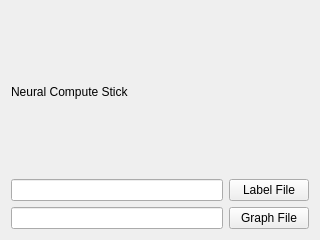
Before: the Qt Designer form widget.ui in annotatorproject/annotatorplugin_ncs, drawn with Qt 5.
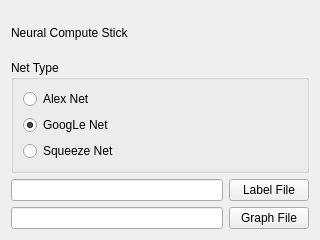
After: the same form once the commit is applied.

Commit message: added buttons for alexnet, googlenet, squeezenet

```diff
--- a/widget.ui
+++ b/widget.ui
@@ -14,33 +14,66 @@
    <string>Form</string>
   </property>
   <layout class="QGridLayout" name="gridLayout">
-   <item row="1" column="0">
-    <widget class="QLabel" name="label">
-     <property name="text">
-      <string>Neural Compute Stick</string>
-     </property>
-    </widget>
-   </item>
-   <item row="3" column="0">
+   <item row="4" column="0">
     <widget class="QLineEdit" name="graphLineEdit"/>
    </item>
-   <item row="3" column="1">
+   <item row="4" column="1">
     <widget class="QPushButton" name="graphButton">
      <property name="text">
       <string>Graph File</string>
      </property>
     </widget>
    </item>
-   <item row="2" column="1">
+   <item row="3" column="1">
     <widget class="QPushButton" name="labelsButton">
      <property name="text">
       <string>Label File</string>
      </property>
     </widget>
    </item>
-   <item row="2" column="0">
+   <item row="3" column="0">
     <widget class="QLineEdit" name="labelLineEdit"/>
    </item>
+   <item row="2" column="0" colspan="2">
+    <widget class="QGroupBox" name="groupBox">
+     <property name="title">
+      <string>Net Type</string>
+     </property>
+     <layout class="QVBoxLayout" name="verticalLayout">
+      <item>
+       <widget class="QRadioButton" name="alexNetRadioButton">
+        <property name="text">
+         <string>Alex Net</string>
+        </property>
+       </widget>
+      </item>
+      <item>
+       <widget class="QRadioButton" name="googleNetRadioButton">
+        <property name="text">
+         <string>GoogLe Net</string>
+        </property>
+        <property name="checked">
+         <bool>true</bool>
+        </property>
+       </widget>
+      </item>
+      <item>
+       <widget class="QRadioButton" name="squeezeNetRadioButton">
+        <property name="text">
+         <string>Squeeze Net</string>
+        </property>
+       </widget>
+      </item>
+     </layout>
+    </widget>
+   </item>
+   <item row="1" column="0" colspan="2">
+    <widget class="QLabel" name="label">
+     <property name="text">
+      <string>Neural Compute Stick</string>
+     </property>
+    </widget>
+   </item>
   </layout>
  </widget>
  <resources/>
```
The commit also changes 4 other files.
